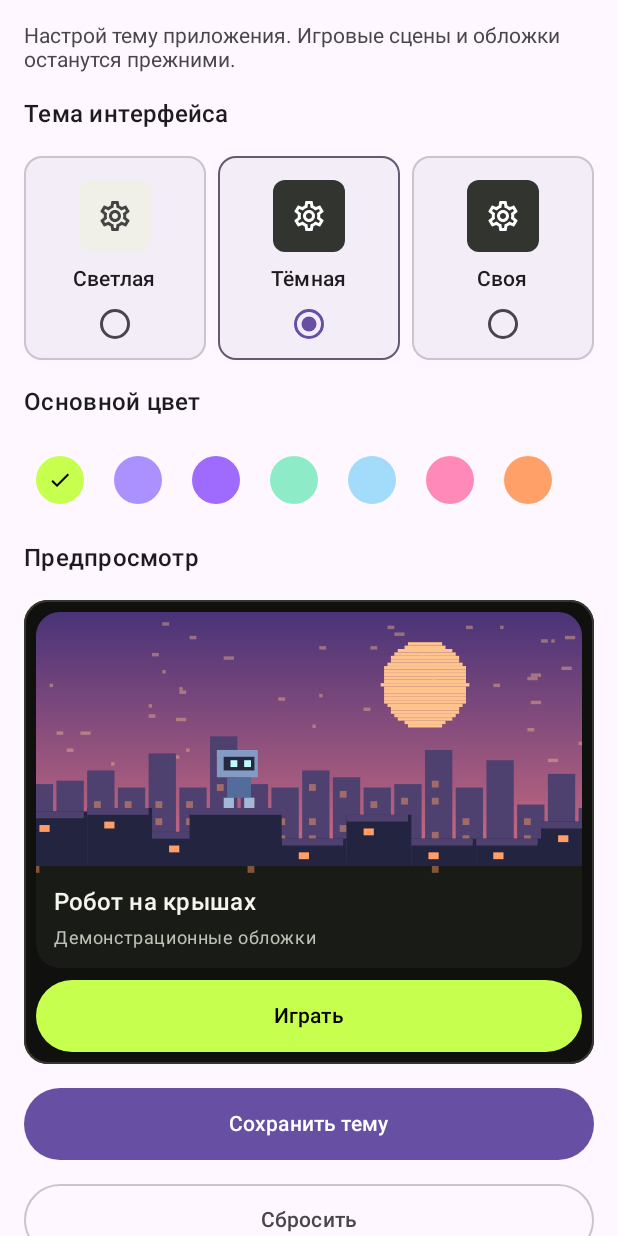
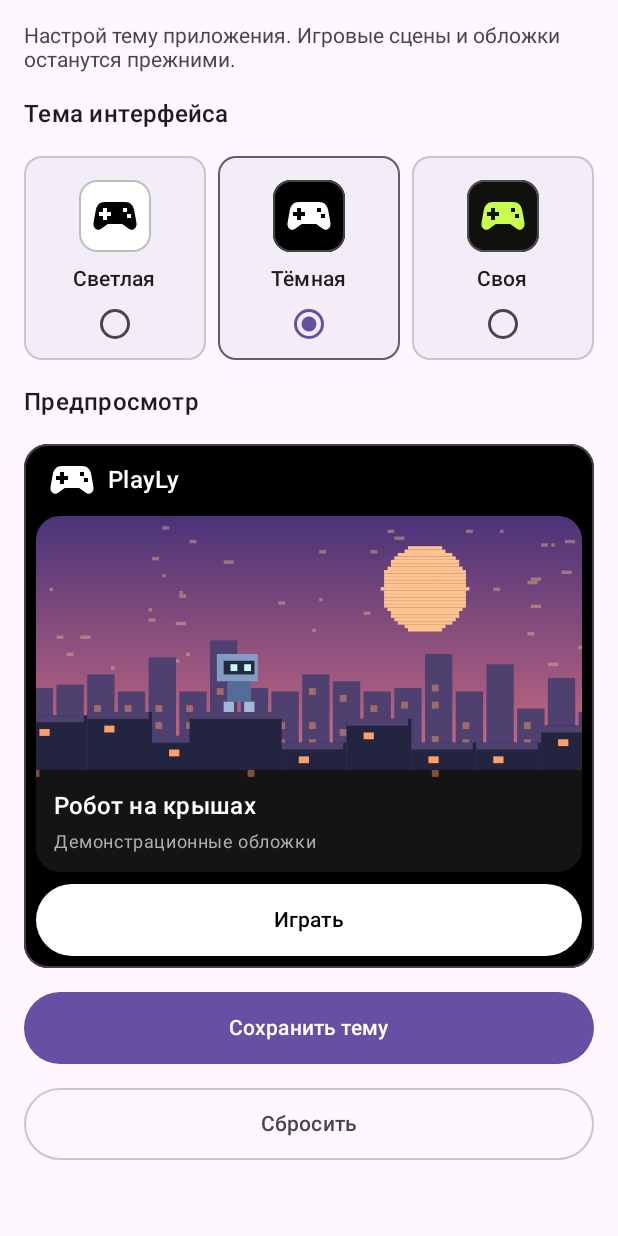
Before and after one commit to aartmoon/PlayLy, an Android app built with Jetpack Compose: the composable AppearanceScreen shown on its own in the app's theme, on a phone screen of 412 x 824 dp. Run offline under Robolectric (Android 15) with nearby library versions, the phone set to English and light mode, and no system bars.

Commit message:
Customize Android theme background and accent

```diff
--- a/mobile/app/src/main/java/com/playly/app/ui/AppearanceScreen.kt
+++ b/mobile/app/src/main/java/com/playly/app/ui/AppearanceScreen.kt
@@ -2,6 +2,7 @@ package com.playly.app.ui
 
 import androidx.compose.foundation.BorderStroke
 import androidx.compose.foundation.background
+import androidx.compose.foundation.border
 import androidx.compose.foundation.horizontalScroll
 import androidx.compose.foundation.layout.*
 import androidx.compose.foundation.rememberScrollState
@@ -9,7 +10,6 @@ import androidx.compose.foundation.shape.CircleShape
 import androidx.compose.foundation.verticalScroll
 import androidx.compose.material.icons.Icons
 import androidx.compose.material.icons.outlined.Check
-import androidx.compose.material.icons.outlined.Settings
 import androidx.compose.material3.*
 import androidx.compose.runtime.*
 import androidx.compose.runtime.saveable.rememberSaveable
@@ -27,8 +27,11 @@ import java.util.Locale
 
 @Composable
 internal fun AppearanceScreen(value: Appearance, send: (Message) -> Unit) {
-    var hexInput by rememberSaveable(value.accent) { mutableStateOf(value.accent.asHex()) }
-    val parsed = hexInput.removePrefix("#").takeIf { it.length == 6 }?.toIntOrNull(16)?.let { it or 0xFF000000.toInt() }
+    var backgroundInput by rememberSaveable { mutableStateOf(value.background.asHex()) }
+    var accentInput by rememberSaveable { mutableStateOf(value.accent.asHex()) }
+    val background = backgroundInput.parseHexColor()
+    val accent = accentInput.parseHexColor()
+    val preview = value.copy(background = background ?: value.background, accent = accent ?: value.accent)
     Column(
         Modifier.fillMaxSize().verticalScroll(rememberScrollState()).padding(Space.lg),
         verticalArrangement = Arrangement.spacedBy(Space.lg),
@@ -51,10 +54,14 @@ internal fun AppearanceScreen(value: Appearance, send: (Message) -> Unit) {
                 ) {
                     Column(Modifier.fillMaxWidth().padding(top = Space.lg, bottom = Space.md),
                         horizontalAlignment = Alignment.CenterHorizontally, verticalArrangement = Arrangement.spacedBy(Space.sm)) {
-                        val dark = mode != ThemeMode.LIGHT
-                        Surface(color = if (dark) Color(0xFF32342F) else Color(0xFFF0F0E8), shape = MaterialTheme.shapes.small) {
-                            Box(Modifier.size(Space.touch), contentAlignment = Alignment.Center) {
-                                Icon(Icons.Outlined.Settings, null, tint = if (dark) Color.White else Color.DarkGray)
+                        val sample = preview.copy(mode = mode)
+                        PlayLyTheme(sample) {
+                            Surface(
+                                color = MaterialTheme.colorScheme.background,
+                                shape = MaterialTheme.shapes.small,
+                                border = BorderStroke(Space.outline, MaterialTheme.colorScheme.outlineVariant),
+                            ) {
+                                Box(Modifier.size(Space.touch), contentAlignment = Alignment.Center) { PlayLyMark() }
                             }
                         }
                         Text(stringResource(label), style = MaterialTheme.typography.labelLarge)
@@ -63,39 +70,37 @@ internal fun AppearanceScreen(value: Appearance, send: (Message) -> Unit) {
                 }
             }
         }
-        Text(stringResource(R.string.theme_accent), style = MaterialTheme.typography.titleMedium)
-        Row(Modifier.horizontalScroll(rememberScrollState()), horizontalArrangement = Arrangement.spacedBy(Space.xs)) {
-            accents.forEach { color ->
-                val label = stringResource(R.string.accent_accessibility, color.asHex())
-                IconButton(
-                    onClick = { send(Message.ChangeAppearance(value.copy(mode = ThemeMode.CUSTOM, accent = color))) },
-                    modifier = Modifier.size(Space.touch).semantics { contentDescription = label },
-                ) {
-                    Box(Modifier.size(Space.xxl).background(Color(color), CircleShape), contentAlignment = Alignment.Center) {
-                        if (value.accent == color) Icon(Icons.Outlined.Check, null, Modifier.size(Space.lg), tint = accentForeground(Color(color)))
-                    }
-                }
-            }
+        if (value.mode == ThemeMode.CUSTOM) {
+            ColorSetting(
+                title = R.string.theme_background,
+                hexLabel = R.string.theme_background_hex,
+                colors = backgrounds,
+                input = backgroundInput,
+                onInput = { backgroundInput = it },
+            )
+            ColorSetting(
+                title = R.string.theme_accent,
+                hexLabel = R.string.theme_accent_hex,
+                colors = accents,
+                input = accentInput,
+                onInput = { accentInput = it },
+            )
         }
-        if (value.mode == ThemeMode.CUSTOM) {
-            OutlinedTextField(hexInput, { hexInput = it.take(7) }, Modifier.fillMaxWidth(),
-                singleLine = true, label = { Text(stringResource(R.string.theme_hex)) }, isError = parsed == null,
-                textStyle = MaterialTheme.typography.bodyMedium.copy(fontFamily = FontFamily.Monospace),
-                supportingText = if (parsed == null) ({ Text(stringResource(R.string.theme_hex_error)) }) else null,
-            )
-            Row(Modifier.fillMaxWidth(), horizontalArrangement = Arrangement.SpaceBetween, verticalAlignment = Alignment.CenterVertically) {
-                Text(stringResource(R.string.theme_dark_base), Modifier.weight(1f))
-                Switch(checked = value.customDark, onCheckedChange = { send(Message.ChangeAppearance(value.copy(customDark = it))) })
-            }
-        }
-        val preview = if (value.mode == ThemeMode.CUSTOM && parsed != null) value.copy(accent = parsed) else value
         Text(stringResource(R.string.theme_preview), style = MaterialTheme.typography.titleMedium)
         PlayLyTheme(preview) {
             OutlinedCard(colors = CardDefaults.outlinedCardColors(containerColor = MaterialTheme.colorScheme.background)) {
                 Column(Modifier.padding(Space.sm), verticalArrangement = Arrangement.spacedBy(Space.sm)) {
+                    Row(
+                        modifier = Modifier.padding(horizontal = Space.sm),
+                        verticalAlignment = Alignment.CenterVertically,
+                        horizontalArrangement = Arrangement.spacedBy(Space.sm),
+                    ) {
+                        PlayLyMark()
+                        Text(stringResource(R.string.app_name), style = MaterialTheme.typography.titleMedium)
+                    }
                     GameCard(stringResource(R.string.demo_rooftops), stringResource(R.string.demo_covers), 0)
                     Surface(
-                        color = MaterialTheme.colorScheme.primary, contentColor = MaterialTheme.colorScheme.onPrimary,
+                        color = playLyAccent, contentColor = accentForeground(playLyAccent),
                         shape = MaterialTheme.shapes.large,
                     ) {
                         Box(Modifier.fillMaxWidth().heightIn(min = Space.touch), contentAlignment = Alignment.Center) {
@@ -105,15 +110,61 @@ internal fun AppearanceScreen(value: Appearance, send: (Message) -> Unit) {
                 }
             }
         }
-        PrimaryButton(R.string.theme_save, enabled = value.mode != ThemeMode.CUSTOM || parsed != null) {
+        PrimaryButton(R.string.theme_save, enabled = value.mode != ThemeMode.CUSTOM || (background != null && accent != null)) {
             send(Message.ChangeAppearance(preview))
             send(Message.SaveAppearance)
         }
         OutlinedButton(
-            onClick = { hexInput = Appearance().accent.asHex(); send(Message.ChangeAppearance(Appearance())) },
+            onClick = {
+                val defaults = Appearance()
+                backgroundInput = defaults.background.asHex()
+                accentInput = defaults.accent.asHex()
+                send(Message.ChangeAppearance(defaults))
+            },
             modifier = Modifier.fillMaxWidth().heightIn(min = Space.touch),
         ) { Text(stringResource(R.string.theme_reset)) }
     }
 }
 
+@Composable
+private fun ColorSetting(title: Int, hexLabel: Int, colors: List<Int>, input: String, onInput: (String) -> Unit) {
+    val selected = input.parseHexColor()
+    val titleText = stringResource(title)
+    Column(verticalArrangement = Arrangement.spacedBy(Space.sm)) {
+        Text(titleText, style = MaterialTheme.typography.titleMedium)
+        Row(Modifier.horizontalScroll(rememberScrollState()), horizontalArrangement = Arrangement.spacedBy(Space.xs)) {
+            colors.forEach { color ->
+                val label = stringResource(R.string.theme_swatch, titleText, color.asHex())
+                IconButton(
+                    onClick = { onInput(color.asHex()) },
+                    modifier = Modifier.size(Space.touch).semantics { contentDescription = label },
+                ) {
+                    val swatch = Color(color)
+                    Box(
+                        Modifier.size(Space.xxl).background(swatch, CircleShape)
+                            .border(Space.outline, MaterialTheme.colorScheme.outline, CircleShape),
+                        contentAlignment = Alignment.Center,
+                    ) {
+                        if (selected == color) {
+                            Icon(Icons.Outlined.Check, null, Modifier.size(Space.lg), tint = accentForeground(swatch))
+                        }
+                    }
+                }
+            }
+        }
+        OutlinedTextField(
+            input, { onInput(it.take(7)) }, Modifier.fillMaxWidth(),
+            singleLine = true, label = { Text(stringResource(hexLabel)) }, isError = selected == null,
+            textStyle = MaterialTheme.typography.bodyMedium.copy(fontFamily = FontFamily.Monospace),
+            supportingText = if (selected == null) ({ Text(stringResource(R.string.theme_hex_error)) }) else null,
+        )
+    }
+}
+
+internal fun String.parseHexColor(): Int? {
+    val digits = removePrefix("#")
+    if (digits.length != 6 || digits.any { it !in "0123456789ABCDEFabcdef" }) return null
+    return digits.toInt(16) or 0xFF000000.toInt()
+}
+
 private fun Int.asHex(): String = String.format(Locale.ROOT, "#%06X", this and 0xFFFFFF)
--- a/mobile/app/src/main/java/com/playly/app/ui/PlayLyApp.kt
+++ b/mobile/app/src/main/java/com/playly/app/ui/PlayLyApp.kt
@@ -2,7 +2,7 @@ package com.playly.app.ui
 
 import androidx.activity.compose.BackHandler
 import androidx.activity.compose.LocalActivity
-import androidx.compose.foundation.Image
+import androidx.compose.foundation.BorderStroke
 import androidx.compose.foundation.layout.*
 import androidx.compose.material.icons.Icons
 import androidx.compose.material.icons.automirrored.outlined.ArrowBack
@@ -16,7 +16,6 @@ import androidx.compose.runtime.*
 import androidx.compose.ui.Alignment
 import androidx.compose.ui.Modifier
 import androidx.compose.ui.draw.clip
-import androidx.compose.ui.res.painterResource
 import androidx.compose.ui.res.stringResource
 import androidx.core.view.WindowCompat
 import androidx.lifecycle.compose.collectAsStateWithLifecycle
@@ -90,7 +89,7 @@ private fun AppBar(overlay: Overlay?, send: (Message) -> Unit) {
         title = {
             Row(verticalAlignment = Alignment.CenterVertically, horizontalArrangement = Arrangement.spacedBy(Space.sm)) {
                 if (overlay == null) {
-                    Image(painterResource(R.drawable.ic_playly), contentDescription = null, Modifier.size(Space.xxl))
+                    PlayLyMark()
                 }
                 Text(stringResource(title), style = MaterialTheme.typography.titleMedium)
             }
@@ -136,7 +135,7 @@ internal fun AppNavigation(selected: Tab, onSelect: ((Tab) -> Unit)? = null) {
                 icon = { Icon(icon, contentDescription = null) },
                 label = { Text(stringResource(label), maxLines = 2) },
                 colors = NavigationBarItemDefaults.colors(
-                    selectedIconColor = MaterialTheme.colorScheme.secondary,
+                    selectedIconColor = MaterialTheme.colorScheme.onSecondaryContainer,
                     selectedTextColor = MaterialTheme.colorScheme.secondary,
                     indicatorColor = MaterialTheme.colorScheme.secondaryContainer,
                 ),
@@ -169,7 +168,13 @@ internal fun LoadingIndicator() {
 
 @Composable
 internal fun PrimaryButton(label: Int, enabled: Boolean = true, action: () -> Unit) {
-    Button(onClick = action, enabled = enabled, modifier = Modifier.fillMaxWidth().heightIn(min = Space.touch)) {
+    val accent = playLyAccent
+    val scheme = MaterialTheme.colorScheme
+    Button(
+        onClick = action, enabled = enabled, modifier = Modifier.fillMaxWidth().heightIn(min = Space.touch),
+        colors = ButtonDefaults.buttonColors(containerColor = accent, contentColor = accentForeground(accent)),
+        border = if (enabled && contrastRatio(accent, scheme.background) < 3f) BorderStroke(Space.outline, scheme.primary) else null,
+    ) {
         Text(stringResource(label))
     }
 }
--- a/mobile/app/src/main/java/com/playly/app/ui/PlayLyTheme.kt
+++ b/mobile/app/src/main/java/com/playly/app/ui/PlayLyTheme.kt
@@ -1,16 +1,26 @@
 package com.playly.app.ui
 
+import androidx.compose.foundation.layout.size
 import androidx.compose.foundation.shape.RoundedCornerShape
+import androidx.compose.material3.ColorScheme
+import androidx.compose.material3.Icon
 import androidx.compose.material3.MaterialTheme
 import androidx.compose.material3.Shapes
 import androidx.compose.material3.Typography
 import androidx.compose.material3.darkColorScheme
 import androidx.compose.material3.lightColorScheme
 import androidx.compose.runtime.Composable
+import androidx.compose.runtime.CompositionLocalProvider
+import androidx.compose.runtime.remember
+import androidx.compose.runtime.staticCompositionLocalOf
+import androidx.compose.ui.Modifier
 import androidx.compose.ui.graphics.Color
+import androidx.compose.ui.graphics.lerp
 import androidx.compose.ui.graphics.luminance
+import androidx.compose.ui.res.painterResource
 import androidx.compose.ui.text.font.FontWeight
 import androidx.compose.ui.unit.dp
+import com.playly.app.R
 import com.playly.app.data.Appearance
 import com.playly.app.data.ThemeMode
 
@@ -30,14 +40,40 @@ internal val accents = listOf(
     0xFFA3DBFA.toInt(), 0xFFFF8ABA.toInt(), 0xFFFFA068.toInt(),
 )
 
-internal fun Appearance.isDark(): Boolean = when (mode) {
-    ThemeMode.LIGHT -> false
-    ThemeMode.DARK -> true
-    ThemeMode.CUSTOM -> customDark
+internal val backgrounds = listOf(
+    0xFF000000.toInt(), 0xFFFFFFFF.toInt(), 0xFF151D39.toInt(), 0xFF15332E.toInt(),
+    0xFF372445.toInt(), 0xFFF4EADD.toInt(), 0xFFDCEEE8.toInt(),
+)
+
+internal fun Appearance.backgroundColor(): Color = when (mode) {
+    ThemeMode.LIGHT -> Color.White
+    ThemeMode.DARK -> Color.Black
+    ThemeMode.CUSTOM -> Color(background)
 }
 
-internal fun accentForeground(color: Color) =
-    if (color.luminance() >= 0.179f) Color.Black else Color.White
+internal fun Appearance.isDark() = accentForeground(backgroundColor()) == Color.White
+
+internal fun contrastRatio(first: Color, second: Color): Float {
+    val a = first.luminance()
+    val b = second.luminance()
+    return (maxOf(a, b) + .05f) / (minOf(a, b) + .05f)
+}
+
+internal fun accentForeground(color: Color): Color =
+    if (contrastRatio(color, Color.Black) >= contrastRatio(color, Color.White)) Color.Black else Color.White
+
+private fun readableAccent(accent: Color, background: Color): Color {
+    if (contrastRatio(accent, background) >= 4.5f) return accent
+    val foreground = accentForeground(background)
+    var low = 0f
+    var high = 1f
+    repeat(12) {
+        val fraction = (low + high) / 2
+        if (contrastRatio(lerp(accent, foreground, fraction), background) >= 4.5f) high = fraction
+        else low = fraction
+    }
+    return lerp(accent, foreground, high)
+}
 
 private val shapes = Shapes(
     small = RoundedCornerShape(Space.md),
@@ -52,39 +88,93 @@ private val typography = Typography().let { defaults ->
     )
 }
 
+private val LocalPlayLyAccent = staticCompositionLocalOf { Color.Unspecified }
+
+internal val playLyAccent: Color
+    @Composable get() = LocalPlayLyAccent.current.takeIf { it != Color.Unspecified } ?: MaterialTheme.colorScheme.primary
+
 @Composable
 internal fun PlayLyTheme(appearance: Appearance, content: @Composable () -> Unit) {
-    val dark = appearance.isDark()
-    val custom = appearance.mode == ThemeMode.CUSTOM
-    val primary = when {
-        custom -> Color(appearance.accent)
-        dark -> Color(0xFFC6FF4D)
-        else -> Color(0xFF3A6000)
+    val scheme = remember(appearance) { playLyColorScheme(appearance) }
+    val accent = if (appearance.mode == ThemeMode.CUSTOM) Color(appearance.accent) else scheme.primary
+    CompositionLocalProvider(LocalPlayLyAccent provides accent) {
+        MaterialTheme(colorScheme = scheme, typography = typography, shapes = shapes, content = content)
     }
-    val onPrimary = accentForeground(primary)
-    val onSurfacePrimary = if (custom) {
-        val contrast = if (dark) (primary.luminance() + .05f) / (Color(0xFF10110F).luminance() + .05f)
-        else (Color(0xFFFAFBF4).luminance() + .05f) / (primary.luminance() + .05f)
-        if (contrast >= 4.5f) primary else if (dark) Color(0xFFF5F5EC) else Color(0xFF20221B)
-    } else primary
-    val scheme = if (dark) darkColorScheme(
-        primary = primary, onPrimary = onPrimary,
-        primaryContainer = Color(0xFF303A19), onPrimaryContainer = Color(0xFFE5F8B9),
-        secondary = onSurfacePrimary, secondaryContainer = Color(0xFF25291E), onSecondaryContainer = onSurfacePrimary,
-        background = Color(0xFF10110F), onBackground = Color(0xFFF5F5EC),
-        surface = Color(0xFF10110F), onSurface = Color(0xFFF5F5EC),
-        surfaceContainer = Color(0xFF191B17), surfaceContainerHigh = Color(0xFF22241F),
-        surfaceVariant = Color(0xFF272A23), onSurfaceVariant = Color(0xFFBEC1B6),
-        outline = Color(0xFF828578), outlineVariant = Color(0xFF34372E),
-    ) else lightColorScheme(
-        primary = primary, onPrimary = onPrimary,
-        primaryContainer = Color(0xFFDFF6AF), onPrimaryContainer = Color(0xFF1D3007),
-        secondary = onSurfacePrimary, secondaryContainer = Color(0xFFE7ECD8), onSecondaryContainer = onSurfacePrimary,
-        background = Color(0xFFFAFBF4), onBackground = Color(0xFF20221B),
-        surface = Color(0xFFFAFBF4), onSurface = Color(0xFF20221B),
-        surfaceContainer = Color(0xFFF0F1E8), surfaceContainerHigh = Color(0xFFEAECE2),
-        surfaceVariant = Color(0xFFE4E8D9), onSurfaceVariant = Color(0xFF4B5143),
-        outline = Color(0xFF717869), outlineVariant = Color(0xFFCCD0C0),
+}
+
+internal fun playLyColorScheme(appearance: Appearance): ColorScheme {
+    val background = appearance.backgroundColor()
+    val foreground = accentForeground(background)
+    val dark = foreground == Color.White
+    val accent = if (appearance.mode == ThemeMode.CUSTOM) Color(appearance.accent) else foreground
+    val inverseForeground = accentForeground(foreground)
+    fun surface(fraction: Float): Color {
+        val tinted = tint(background, foreground, fraction)
+        return if (contrastRatio(tinted, foreground) >= 4.5f) tinted else tint(background, inverseForeground, fraction)
+    }
+    val lowContainer = surface(.04f)
+    val container = surface(.08f)
+    val highContainer = surface(.12f)
+    val variant = surface(.16f)
+    val contrastSurface = listOf(background, lowContainer, container, highContainer, variant)
+        .minBy { contrastRatio(it, foreground) }
+    val primary = readableAccent(accent, contrastSurface)
+    val accentContainer = tint(container, accent, .19f)
+    val onAccentContainer = readableAccent(accent, accentContainer)
+    val base = if (dark) darkColorScheme() else lightColorScheme()
+    val error = if (appearance.mode == ThemeMode.CUSTOM) readableAccent(base.error, contrastSurface) else foreground
+    return base.copy(
+        primary = primary,
+        onPrimary = accentForeground(primary),
+        primaryContainer = accentContainer,
+        onPrimaryContainer = onAccentContainer,
+        inversePrimary = readableAccent(accent, foreground),
+        secondary = primary,
+        onSecondary = accentForeground(primary),
+        secondaryContainer = accentContainer,
+        onSecondaryContainer = onAccentContainer,
+        tertiary = primary,
+        onTertiary = accentForeground(primary),
+        tertiaryContainer = accentContainer,
+        onTertiaryContainer = onAccentContainer,
+        background = background,
+        onBackground = foreground,
+        surface = background,
+        onSurface = foreground,
+        surfaceContainerLowest = background,
+        surfaceContainerLow = lowContainer,
+        surfaceContainer = container,
+        surfaceContainerHigh = highContainer,
+        surfaceContainerHighest = variant,
+        surfaceDim = if (dark) background else variant,
+        surfaceBright = if (dark) variant else background,
+        surfaceVariant = variant,
+        onSurfaceVariant = readableAccent(tint(background, foreground, .68f), variant),
+        surfaceTint = primary,
+        inverseSurface = foreground,
+        inverseOnSurface = inverseForeground,
+        outline = tint(background, foreground, .55f),
+        outlineVariant = tint(background, foreground, .26f),
+        error = error,
+        onError = accentForeground(error),
+        errorContainer = variant,
+        onErrorContainer = accentForeground(variant),
     )
-    MaterialTheme(colorScheme = scheme, typography = typography, shapes = shapes, content = content)
 }
+
+// Mix UI surfaces in sRGB so a small fraction gives a small visual tint.
+private fun tint(from: Color, to: Color, fraction: Float) = Color(
+    red = from.red + (to.red - from.red) * fraction,
+    green = from.green + (to.green - from.green) * fraction,
+    blue = from.blue + (to.blue - from.blue) * fraction,
+)
+
+@Composable
+internal fun PlayLyMark(modifier: Modifier = Modifier) {
+    Icon(
+        painter = painterResource(R.drawable.ic_playly_mark),
+        contentDescription = null,
+        modifier = modifier.size(Space.xxl),
+        tint = MaterialTheme.colorScheme.secondary,
+    )
+}
--- /dev/null
+++ b/mobile/app/src/main/res/drawable/ic_playly_mark.xml
@@ -0,0 +1,3 @@
+<vector xmlns:android="http://schemas.android.com/apk/res/android" android:width="24dp" android:height="24dp" android:viewportWidth="24" android:viewportHeight="24">
+    <path android:fillType="evenOdd" android:fillColor="#FFFFFFFF" android:pathData="M7,5h10c2.7,0 4.1,1.6 4.6,4.1l1.1,6.1c0.5,2.8 -1.8,4.5 -3.8,3.2L15.6,16H8.4L5.1,18.4c-2,1.3 -4.3,-0.4 -3.8,-3.2l1.1,-6.1C2.9,6.6 4.3,5 7,5zM6,8h2v2h2v2H8v2H6v-2H4v-2h2zM16,8h2v2h-2zM18,11h2v2h-2z" />
+</vector>
--- a/mobile/app/src/main/res/values/strings.xml
+++ b/mobile/app/src/main/res/values/strings.xml
@@ -72,11 +72,12 @@
     <string name="theme_light">Светлая</string>
     <string name="theme_dark">Тёмная</string>
     <string name="theme_custom">Своя</string>
-    <string name="theme_accent">Основной цвет</string>
-    <string name="accent_accessibility">Цвет %1$s</string>
-    <string name="theme_hex">Цвет HEX</string>
+    <string name="theme_background">Цвет фона</string>
+    <string name="theme_accent">Цвет подсветки</string>
+    <string name="theme_swatch">%1$s %2$s</string>
+    <string name="theme_background_hex">Фон HEX</string>
+    <string name="theme_accent_hex">Подсветка HEX</string>
     <string name="theme_hex_error">Введи шесть шестнадцатеричных символов, например C6FF4D.</string>
-    <string name="theme_dark_base">Тёмная основа</string>
     <string name="theme_preview">Предпросмотр</string>
     <string name="theme_save">Сохранить тему</string>
     <string name="theme_reset">Сбросить</string>
```
Also changed, not shown: mobile/app/src/main/java/com/playly/app/data/LocalSettings.kt (+13 -4 lines), 2 other files.
